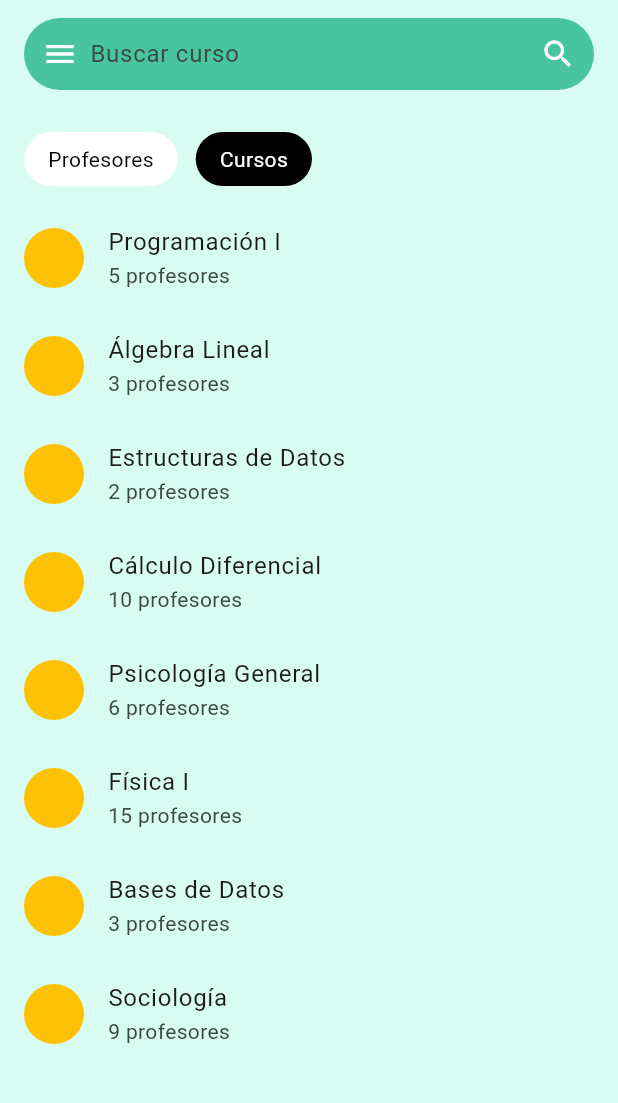
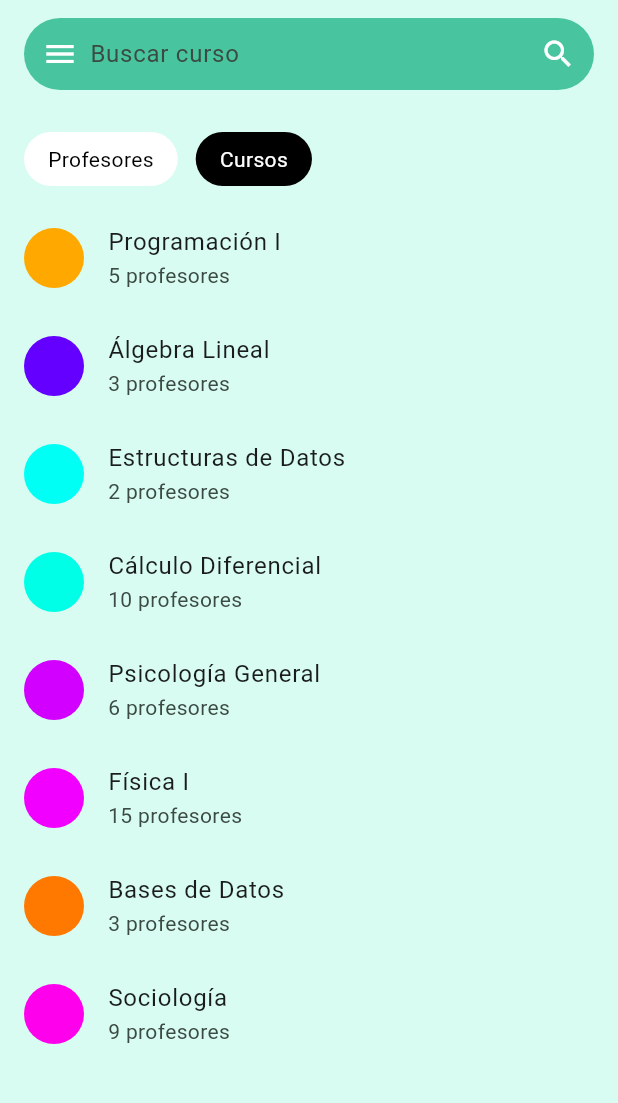
Before and after one commit to Sideron/programovilfront, a Flutter app: the UniversityFilter screen opened directly, after a tap on "Cursos", on a phone screen of 412 x 824 dp, the part 84-1187 px from its top. Run offline on Flutter 3.47's test engine with Material 3 defaults, Android fonts, the phone set to English and light mode, and no system bars; our stand-ins replace flutter_svg, get, google_fonts.

Commit message:
Update university_filter.dart

```diff
--- a/lib/pages/main/filter/university_filter.dart
+++ b/lib/pages/main/filter/university_filter.dart
@@ -1,4 +1,5 @@
 import 'dart:convert';
+import 'dart:math';
 
 import 'package:flutter/material.dart';
 import 'package:programovilfront/services/course_service.dart';
@@ -18,20 +19,19 @@ class _UniversityFilterState extends State<UniversityFilter> {
   final TextEditingController searchController = TextEditingController();
   String searchText = '';
 
+  final random = Random();
+
+  Color getRandomColor() {
+    double hue = random.nextDouble() * 360; // Tonalidad entre 0 y 360
+    double saturation = 1; // 0.7 - 1.0
+    double brightness = 1; // 0.7 - 1.0
+
+    return HSVColor.fromAHSV(1.0, hue, saturation, brightness).toColor();
+  }
+
   List<Map<String, dynamic>> allTeachers = [];
 
-  List<Map<String, dynamic>> allCourses = [
-    {"name": "Programación Móvil", "profesores": 4, "color": Colors.pink},
-    {
-      "name": "Interacción Humano Computadora",
-      "profesores": 2,
-      "color": Colors.blue
-    },
-    {"name": "Simulación...", "profesores": 10, "color": Colors.pinkAccent},
-    {"name": "Programación Web", "profesores": 4, "color": Colors.green},
-    {"name": "Analítica de Big Data", "profesores": 4, "color": Colors.orange},
-    {"name": "Algoritmos", "profesores": 4, "color": Colors.purple},
-  ];
+  List<Map<String, dynamic>> allCourses = [];
 
   Future<List<dynamic>>? allTeachers2;
   Future<List<dynamic>>? allCourses2;
@@ -46,7 +46,7 @@ class _UniversityFilterState extends State<UniversityFilter> {
         setState(() {
           allCourses = value.cast<Map<String, dynamic>>();
           allCourses = allCourses.map((x) {
-            return {...x, 'color': Colors.amber};
+            return {...x, 'color': getRandomColor()};
           }).toList();
         });
         //print(jsonEncode(allCourses));
```
